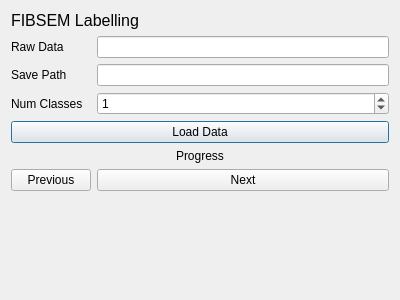
Above: fibsem/ui/qtdesigner_files/FibsemLabellingUI.ui from DeMarcoLab/fibsem before the change. Below: the same form after it.
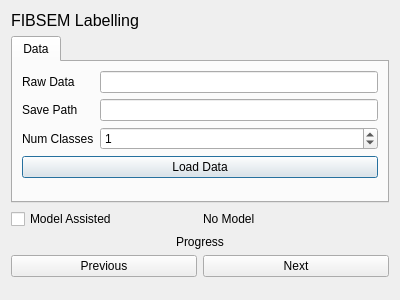
That is the form after the change.

Commit message: add model assist to fibsem labelling

Patch:
```diff
--- a/fibsem/ui/qtdesigner_files/FibsemLabellingUI.ui
+++ b/fibsem/ui/qtdesigner_files/FibsemLabellingUI.ui
@@ -14,14 +14,91 @@
    <string>Dialog</string>
   </property>
   <layout class="QGridLayout" name="gridLayout">
-   <item row="2" column="1">
-    <widget class="QLineEdit" name="lineEdit_save_path"/>
-   </item>
-   <item row="4" column="0">
-    <widget class="QLabel" name="label_num_classes">
+   <item row="9" column="0" colspan="2">
+    <widget class="QLabel" name="label_progress">
      <property name="text">
-      <string>Num Classes</string>
+      <string>Progress</string>
      </property>
+     <property name="alignment">
+      <set>Qt::AlignCenter</set>
+     </property>
+    </widget>
+   </item>
+   <item row="1" column="0" colspan="2">
+    <widget class="QTabWidget" name="tabWidget">
+     <property name="minimumSize">
+      <size>
+       <width>0</width>
+       <height>0</height>
+      </size>
+     </property>
+     <property name="currentIndex">
+      <number>0</number>
+     </property>
+     <widget class="QWidget" name="tab">
+      <attribute name="title">
+       <string>Data</string>
+      </attribute>
+      <layout class="QGridLayout" name="gridLayout_2">
+       <item row="0" column="0">
+        <widget class="QLabel" name="label_raw_data">
+         <property name="text">
+          <string>Raw Data</string>
+         </property>
+        </widget>
+       </item>
+       <item row="2" column="0">
+        <widget class="QLabel" name="label_num_classes">
+         <property name="text">
+          <string>Num Classes</string>
+         </property>
+        </widget>
+       </item>
+       <item row="1" column="1">
+        <widget class="QLineEdit" name="lineEdit_save_path"/>
+       </item>
+       <item row="2" column="1">
+        <widget class="QSpinBox" name="spinBox_num_classes">
+         <property name="maximum">
+          <number>255</number>
+         </property>
+         <property name="value">
+          <number>1</number>
+         </property>
+        </widget>
+       </item>
+       <item row="1" column="0">
+        <widget class="QLabel" name="label_save_path">
+         <property name="text">
+          <string>Save Path</string>
+         </property>
+        </widget>
+       </item>
+       <item row="0" column="1">
+        <widget class="QLineEdit" name="lineEdit_raw_data"/>
+       </item>
+       <item row="3" column="0" colspan="2">
+        <widget class="QPushButton" name="pushButton_load_data">
+         <property name="text">
+          <string>Load Data</string>
+         </property>
+        </widget>
+       </item>
+       <item row="4" column="0" colspan="2">
+        <spacer name="verticalSpacer_2">
+         <property name="orientation">
+          <enum>Qt::Vertical</enum>
+         </property>
+         <property name="sizeHint" stdset="0">
+          <size>
+           <width>20</width>
+           <height>40</height>
+          </size>
+         </property>
+        </spacer>
+       </item>
+      </layout>
+     </widget>
     </widget>
    </item>
    <item row="0" column="0" colspan="2">
@@ -36,65 +113,7 @@
      </property>
     </widget>
    </item>
-   <item row="2" column="0">
-    <widget class="QLabel" name="label_save_path">
-     <property name="text">
-      <string>Save Path</string>
-     </property>
-    </widget>
-   </item>
-   <item row="5" column="0" colspan="2">
-    <widget class="QPushButton" name="pushButton_load_data">
-     <property name="text">
-      <string>Load Data</string>
-     </property>
-    </widget>
-   </item>
-   <item row="6" column="0" colspan="2">
-    <widget class="QLabel" name="label_progress">
-     <property name="text">
-      <string>Progress</string>
-     </property>
-     <property name="alignment">
-      <set>Qt::AlignCenter</set>
-     </property>
-    </widget>
-   </item>
-   <item row="4" column="1">
-    <widget class="QSpinBox" name="spinBox_num_classes">
-     <property name="maximum">
-      <number>255</number>
-     </property>
-     <property name="value">
-      <number>1</number>
-     </property>
-    </widget>
-   </item>
-   <item row="8" column="1">
-    <widget class="QPushButton" name="pushButton_next">
-     <property name="text">
-      <string>Next</string>
-     </property>
-    </widget>
-   </item>
-   <item row="1" column="0">
-    <widget class="QLabel" name="label_raw_data">
-     <property name="text">
-      <string>Raw Data</string>
-     </property>
-    </widget>
-   </item>
-   <item row="1" column="1">
-    <widget class="QLineEdit" name="lineEdit_raw_data"/>
-   </item>
-   <item row="8" column="0">
-    <widget class="QPushButton" name="pushButton_previous">
-     <property name="text">
-      <string>Previous</string>
-     </property>
-    </widget>
-   </item>
-   <item row="9" column="0" colspan="2">
+   <item row="13" column="0" colspan="2">
     <spacer name="verticalSpacer">
      <property name="orientation">
       <enum>Qt::Vertical</enum>
@@ -107,6 +126,34 @@
      </property>
     </spacer>
    </item>
+   <item row="11" column="1">
+    <widget class="QPushButton" name="pushButton_next">
+     <property name="text">
+      <string>Next</string>
+     </property>
+    </widget>
+   </item>
+   <item row="11" column="0">
+    <widget class="QPushButton" name="pushButton_previous">
+     <property name="text">
+      <string>Previous</string>
+     </property>
+    </widget>
+   </item>
+   <item row="2" column="0">
+    <widget class="QCheckBox" name="checkBox_model_assist">
+     <property name="text">
+      <string>Model Assisted</string>
+     </property>
+    </widget>
+   </item>
+   <item row="2" column="1">
+    <widget class="QLabel" name="label_model_info">
+     <property name="text">
+      <string>No Model</string>
+     </property>
+    </widget>
+   </item>
   </layout>
  </widget>
  <resources/>
```
The commit also changes 7 other files.
